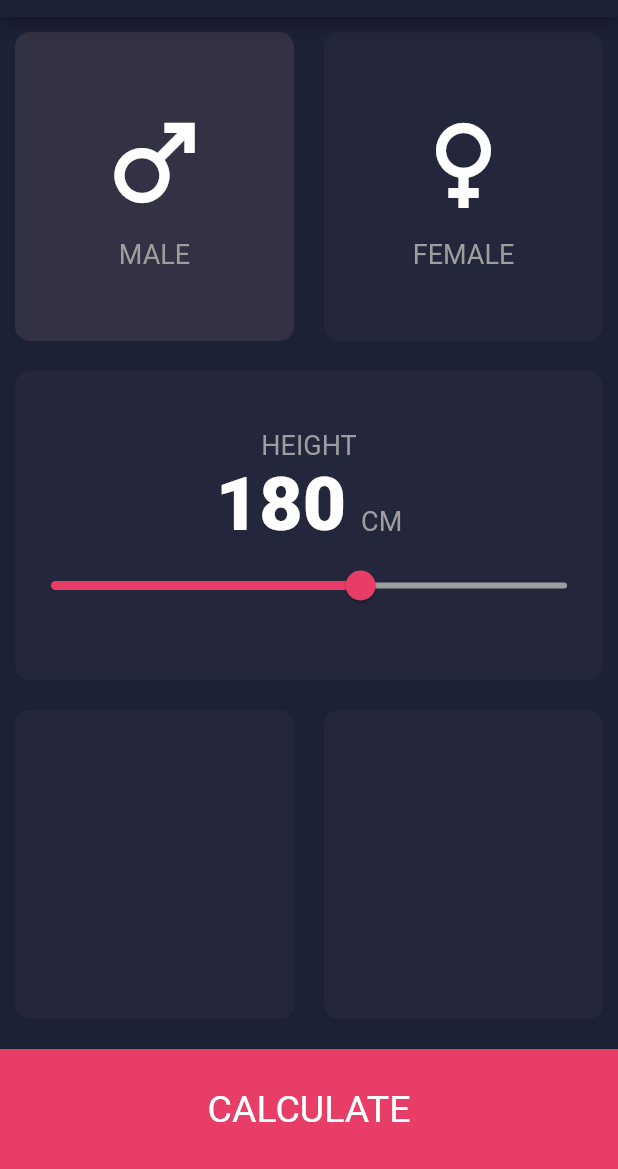
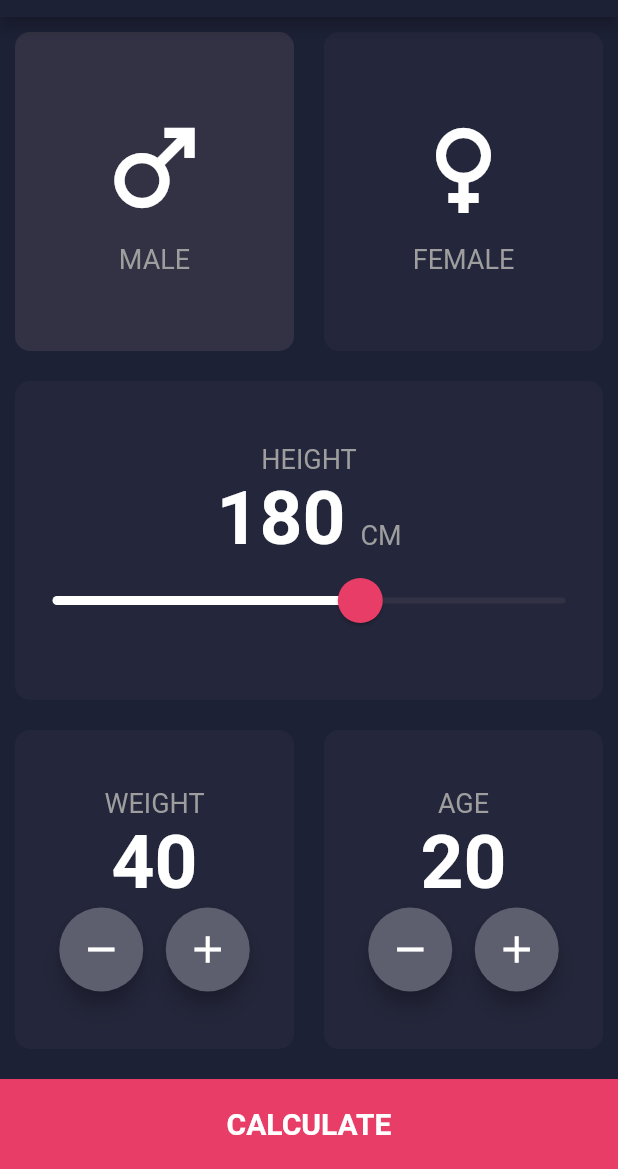
Before and after one commit to Nayni19/BMI-Calculator-App, a Flutter app: the screen it shows after launch, on a phone screen of 412 x 824 dp, the part 67-1236 px from its top. Run offline on Flutter 3.47's test engine with Material 2 defaults, Android fonts, the phone set to English and light mode, and no system bars.

Commit message:
UI of app

```diff
--- a/lib/bottomContainer.dart
+++ /dev/null
@@ -1,23 +0,0 @@
-import 'package:flutter/material.dart';
-import 'constants.dart';
-
-
-class BottomContainer extends StatelessWidget {
-  const BottomContainer({super.key, required this.label});
-
-  final String label;
-
-  @override
-  Widget build(BuildContext context) {
-    return Container(
-            color: pinkColor,
-            height: bottomContainerHeight,
-            width: double.infinity,
-            margin: const EdgeInsets.only(top: 10.0),
-            child: Center(
-              child: Text(label, style: TextStyle(fontSize: 25.0)),
-              ),
-          )
-          ;
-  }
-}
--- a/lib/constants.dart
+++ b/lib/constants.dart
@@ -4,7 +4,11 @@ const activeCardColor = Color(0xFF323244);
 const inactiveCardColor = Color(0xFF24263b);
 
 const pinkColor = Color(0xFFe83d66);
-const bottomContainerHeight = 80.0;
+const bottomContainerHeight = 60.0;
 
 const labelStyle = TextStyle(fontSize: 18.0, color: Colors.grey);
-const boldLabel = TextStyle(fontSize: 50.0, fontWeight: FontWeight.w900);
+const greenLabel = TextStyle(fontSize: 25.0, color: Color(0xFF24D876), fontWeight: FontWeight.bold);
+const boldLabel = TextStyle(fontSize: 50.0, fontWeight: FontWeight.bold);
+const resultLabel = TextStyle(fontSize: 100.0, fontWeight: FontWeight.bold);
+const resultText = TextStyle(fontSize: 25.0, color: Colors.white);
+const bottomContainerText = TextStyle(fontSize: 20.0, color: Colors.white, fontWeight: FontWeight.bold);
--- a/lib/gender.dart
+++ /dev/null
@@ -1,27 +0,0 @@
-import 'package:flutter/material.dart';
-import 'constants.dart';
-
-class GenderCard extends StatelessWidget {
-  const GenderCard({super.key, required this.iconType, required this.name});
-
-  final IconData iconType;
-  final String name;
-
-  @override
-  Widget build(BuildContext context) {
-    return Container(
-      child: Column(
-        mainAxisAlignment: MainAxisAlignment.center,
-        children: [
-          Icon(
-            iconType,
-            color: Colors.white,
-            size: 80.0,
-          ),
-          SizedBox(height: 10.0,),
-          Text(name, style: labelStyle,)
-        ],
-      ),
-    );
-  }
-}
--- a/lib/input_page.dart
+++ /dev/null
@@ -1,70 +0,0 @@
-import 'package:flutter/material.dart';
-import 'gender.dart';
-import 'reusable_card.dart';
-import 'bottomContainer.dart';
-import 'constants.dart';
-import 'sliderContainer.dart';
-
-enum Gender{
-  Male,
-  Female,
-}
-
-class InputPage extends StatefulWidget {
-  @override
-  _InputPageState createState() => _InputPageState();
-}
-
-class _InputPageState extends State<InputPage> {
-
-  Color maleCardColor = inactiveCardColor;
-  Color femaleCardColor = inactiveCardColor;
-
-  Gender selectedGender = Gender.Male;
-
-  @override
-  Widget build(BuildContext context) {
-    return Scaffold(
-      appBar: AppBar(
-        title: const Text('BMI CALCULATOR'),
-        centerTitle: true,
-      ),
-      body: Column(
-        crossAxisAlignment: CrossAxisAlignment.center,
-        children: [
-          Expanded(
-            child:  Row(
-              children: [
-                Expanded(
-                  child: ReusableCard(color: selectedGender == Gender.Male? activeCardColor: inactiveCardColor, childWidget: GenderCard(iconType: Icons.male, name: 'MALE'), onpress: (){setState(() {
-                    selectedGender = Gender.Male;
-                  });}),
-                ),
-
-                Expanded(
-                  child: ReusableCard(color: selectedGender == Gender.Female? activeCardColor: inactiveCardColor, childWidget: GenderCard(iconType: Icons.female, name: 'FEMALE'),onpress: (){
-                    setState(() {
-                      selectedGender = Gender.Female;
-                    });
-                  }),
-                ),
-              ],
-            ),
-          ),
-          Expanded(child: ReusableCard(color: inactiveCardColor,childWidget: CustomSlider(), onpress: (){}),),
-          Expanded(
-            child: Row(
-
-              children: [
-                Expanded(child: ReusableCard(color: inactiveCardColor, childWidget: Container(),onpress: (){}),),
-                Expanded(child: ReusableCard(color: inactiveCardColor, childWidget: Container(), onpress: (){}),)
-              ],
-            ),
-          ),
-          BottomContainer(label: 'CALCULATE',)
-        ],
-      )
-
-    );
-  }
-}
--- a/lib/main.dart
+++ b/lib/main.dart
@@ -1,5 +1,6 @@
 import 'package:flutter/material.dart';
-import 'input_page.dart';
+import 'screens/input_page.dart';
+import 'screens/results_page.dart';
 
 void main() => runApp(BMICalculator());
 
@@ -14,7 +15,11 @@ class BMICalculator extends StatelessWidget {
         ),
         scaffoldBackgroundColor: Color(0xFF1D2136),
     ),
-      home: InputPage(),
+      initialRoute: '/',
+      routes: {
+        '/':(context) => InputPage(),
+        '/result':(context) => ResultsPage(),
+      },
     );
   }
 }
--- a/lib/sliderContainer.dart
+++ /dev/null
@@ -1,56 +0,0 @@
-import 'package:flutter/material.dart';
-import 'constants.dart';
-
-
-
-
-class CustomSlider extends StatefulWidget {
-  const CustomSlider({super.key});
-
-  @override
-  State<CustomSlider> createState() => _CustomSliderState();
-}
-
-class _CustomSliderState extends State<CustomSlider> {
-  int height = 180;
-  double _currentSliderValue = 180;
-
-  @override
-  Widget build(BuildContext context) {
-    return Container(
-      child:
-        Column(
-          mainAxisAlignment: MainAxisAlignment.center,
-          children: [
-            Text('HEIGHT', style: labelStyle),
-            Row(
-              mainAxisAlignment: MainAxisAlignment.center,
-              crossAxisAlignment: CrossAxisAlignment.baseline,
-              textBaseline: TextBaseline.alphabetic,
-              children: [
-                Text(height.toString(), style: boldLabel),
-                SizedBox(width: 10.0,),
-                Text('CM', style: labelStyle,),
-
-              ],
-            ),
-            Slider(
-              value: _currentSliderValue,
-              min: 120,
-              max: 220,
-              // divisions: 5,
-              // label: _currentSliderValue.round().toString(),
-              onChanged: (double value) {
-                setState(() {
-                  _currentSliderValue = value;
-                  height = _currentSliderValue.toInt();
-                });
-              },
-              activeColor: pinkColor,
-              inactiveColor: Colors.grey,
-            )
-          ],
-        ),
-    );
-  }
-}
```
Also changed, not shown: lib/components/reusable_card.dart (renamed from lib/reusable_card.dart).
